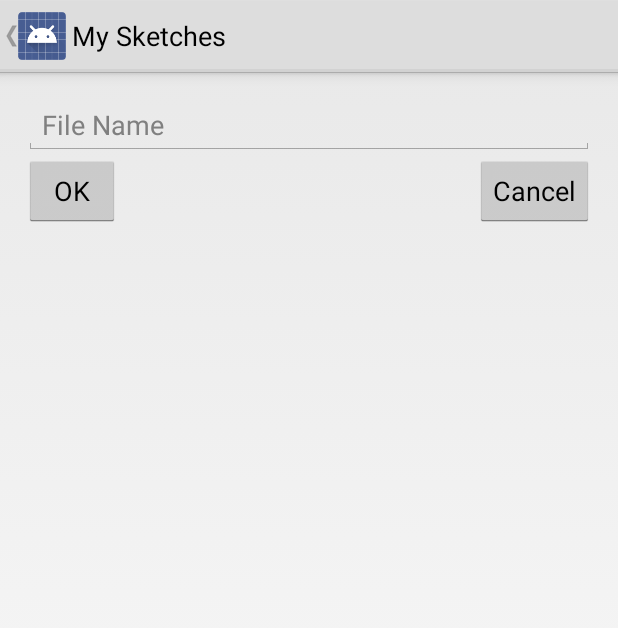
After one commit to thierrybb/Sketch, an Android app: the fragment SaveDialog placed in its activity, on a phone screen of 412 x 824 dp. The commit adds this screen. Shown: the top 628 px of the screen. Run offline under Robolectric (Android 15) with nearby library versions, the phone set to English and light mode, and no system bars; 4 statements that could not run were skipped.

Commit message:
save is now working

```diff
--- a/Sketch/src/main/java/ca/etsmtl/log792/pdavid/sketch/ApplicationManager.java
+++ b/Sketch/src/main/java/ca/etsmtl/log792/pdavid/sketch/ApplicationManager.java
@@ -105,7 +105,7 @@ public class ApplicationManager extends Application {
 
     public static void getImage(ImageView imageView, String url) {
         Picasso.with(context)
-                .load(R.drawable.sample_0)
+                .load(url)
                 .placeholder(android.R.color.white)
                 .error(android.R.color.holo_red_light)
                 .into(imageView);
--- a/Sketch/src/main/java/ca/etsmtl/log792/pdavid/sketch/ui/activity/MenuItemListActivity.java
+++ b/Sketch/src/main/java/ca/etsmtl/log792/pdavid/sketch/ui/activity/MenuItemListActivity.java
@@ -126,7 +126,6 @@ public class MenuItemListActivity extends FragmentActivity
             mDrawerToggle.syncState();
     }
 
-
     @Override
     public void onConfigurationChanged(Configuration newConfig) {
         super.onConfigurationChanged(newConfig);
--- a/Sketch/src/main/java/ca/etsmtl/log792/pdavid/sketch/ui/adapter/MyGridAdapter.java
+++ b/Sketch/src/main/java/ca/etsmtl/log792/pdavid/sketch/ui/adapter/MyGridAdapter.java
@@ -8,7 +8,6 @@ import android.widget.TextView;
 
 import java.util.List;
 
-import ca.etsmtl.log792.pdavid.sketch.ApplicationManager;
 import ca.etsmtl.log792.pdavid.sketch.R;
 import ca.etsmtl.log792.pdavid.sketch.model.BaseModel;
 
@@ -43,7 +42,7 @@ public class MyGridAdapter extends MyBaseAdapter<BaseModel> {
 
         final BaseModel item = getItem(position);
 
-        ApplicationManager.getImage(holder.img, R.drawable.sample_2);
+//        ApplicationManager.getImage(holder.img, item.getImage());
         holder.txt.setText(item.getTitle());
 
         return convertView;
--- /dev/null
+++ b/Sketch/src/main/java/ca/etsmtl/log792/pdavid/sketch/ui/dialog/SaveDialog.java
@@ -0,0 +1,61 @@
+package ca.etsmtl.log792.pdavid.sketch.ui.dialog;
+
+import android.app.DialogFragment;
+import android.os.Bundle;
+import android.view.LayoutInflater;
+import android.view.View;
+import android.view.ViewGroup;
+import android.widget.TextView;
+
+import ca.etsmtl.log792.pdavid.sketch.R;
+import ca.etsmtl.log792.pdavid.sketch.ui.activity.FullscreenActivity;
+
+/**
+ * Created by Phil on 18/11/13.
+ */
+public class SaveDialog extends DialogFragment {
+    public static final int TYPE_PNG = 0;
+    private int mNum;
+    private TextView tv;
+
+    /**
+     * Create a new instance of MyDialogFragment, providing "num"
+     * as an argument.
+     */
+    public static SaveDialog newInstance(int type) {
+        SaveDialog f = new SaveDialog();
+        Bundle args = new Bundle();
+        args.putInt("type", type);
+        f.setArguments(args);
+        return f;
+    }
+
+    @Override
+    public void onCreate(Bundle savedInstanceState) {
+        super.onCreate(savedInstanceState);
+        mNum = getArguments().getInt("type");
+    }
+
+    @Override
+    public View onCreateView(LayoutInflater inflater, ViewGroup container, Bundle savedInstanceState) {
+        getDialog().setTitle("Save to :");
+        View view = inflater.inflate(R.layout.dialog_save_sketch, container, false);
+        tv = (TextView) view.findViewById(R.id.editText);
+        view.findViewById(R.id.button_ok).setOnClickListener(new View.OnClickListener() {
+            @Override
+            public void onClick(View v) {
+                // When button is clicked, call up to owning activity.
+                if(mNum == TYPE_PNG){
+                    ((FullscreenActivity) getActivity()).savePNG(tv.getText().toString());
+                }
+            }
+        });
+        view.findViewById(R.id.button_cancel).setOnClickListener(new View.OnClickListener() {
+            @Override
+            public void onClick(View v) {
+                dismiss();
+            }
+        });
+        return view;
+    }
+}
--- a/Sketch/src/main/java/ca/etsmtl/log792/pdavid/sketch/ui/fragment/SketchesGridFragment.java
+++ b/Sketch/src/main/java/ca/etsmtl/log792/pdavid/sketch/ui/fragment/SketchesGridFragment.java
@@ -8,13 +8,17 @@ import android.graphics.Point;
 import android.graphics.Rect;
 import android.os.Build;
 import android.os.Bundle;
+import android.os.Environment;
 import android.view.View;
 import android.view.animation.DecelerateInterpolator;
 import android.widget.AdapterView;
 import android.widget.ImageView;
 
-import ca.etsmtl.log792.pdavid.sketch.ApplicationManager;
+import java.io.File;
+import java.util.ArrayList;
+
 import ca.etsmtl.log792.pdavid.sketch.R;
+import ca.etsmtl.log792.pdavid.sketch.model.BaseModel;
 import ca.etsmtl.log792.pdavid.sketch.model.Sketch;
 import ca.etsmtl.log792.pdavid.sketch.ui.adapter.MyGridAdapter;
 
@@ -28,6 +32,7 @@ public class SketchesGridFragment extends BaseGridFragment {
 
     public static final String TAG = SketchesGridFragment.class.getName();
     private ImageView expandedImageView;
+    private ArrayList<BaseModel> list;
 
     /**
      * Mandatory empty constructor for the fragment manager to instantiate the
@@ -37,9 +42,22 @@ public class SketchesGridFragment extends BaseGridFragment {
     }
 
     @Override
+    public void onCreate(Bundle savedInstanceState) {
+        super.onCreate(savedInstanceState);
+        // Get all images
+        File root = new File(Environment
+                .getExternalStorageDirectory()
+                .getAbsolutePath());
+        File[] files = root.listFiles();
+        // Generate models
+        list = new ArrayList<BaseModel>();
+
+    }
+
+    @Override
     public void onActivityCreated(Bundle savedInstanceState) {
         super.onActivityCreated(savedInstanceState);
-        gridview.setAdapter(new MyGridAdapter(getActivity(), ApplicationManager.sketchList));
+        gridview.setAdapter(new MyGridAdapter(getActivity(), list));
     }
 
     @Override
@@ -47,7 +65,6 @@ public class SketchesGridFragment extends BaseGridFragment {
         Sketch item = (Sketch) adapterView.getAdapter().getItem(i);
         zoomImageFromThumb(view, R.drawable.sample_0);
         getActivity().getActionBar().hide();
-//        mCallbacks.onGridItemClick(i);
     }
 
     // Hold a reference to the current animator,
--- /dev/null
+++ b/Sketch/src/main/res/layout/dialog_save_sketch.xml
@@ -0,0 +1,32 @@
+<?xml version="1.0" encoding="utf-8"?>
+
+<RelativeLayout xmlns:android="http://schemas.android.com/apk/res/android"
+    android:layout_width="match_parent"
+    android:layout_height="match_parent"
+    android:padding="16dp">
+
+    <EditText
+        android:layout_width="wrap_content"
+        android:layout_height="wrap_content"
+        android:id="@+id/editText"
+        android:layout_alignParentTop="true"
+        android:layout_alignParentLeft="true"
+        android:layout_alignParentRight="true"
+        android:hint="File Name"/>
+
+    <Button
+        android:layout_width="wrap_content"
+        android:layout_height="wrap_content"
+        android:text="OK"
+        android:id="@+id/button_ok"
+        android:layout_below="@+id/editText"
+        android:layout_alignParentLeft="true" />
+
+    <Button
+        android:layout_width="wrap_content"
+        android:layout_height="wrap_content"
+        android:text="Cancel"
+        android:id="@+id/button_cancel"
+        android:layout_below="@+id/editText"
+        android:layout_alignParentRight="true" />
+</RelativeLayout>
```
Also changed, not shown: Sketch/src/main/java/ca/etsmtl/log792/pdavid/sketch/ui/activity/FullscreenActivity.java (+78 -42 lines), 1 other file.
